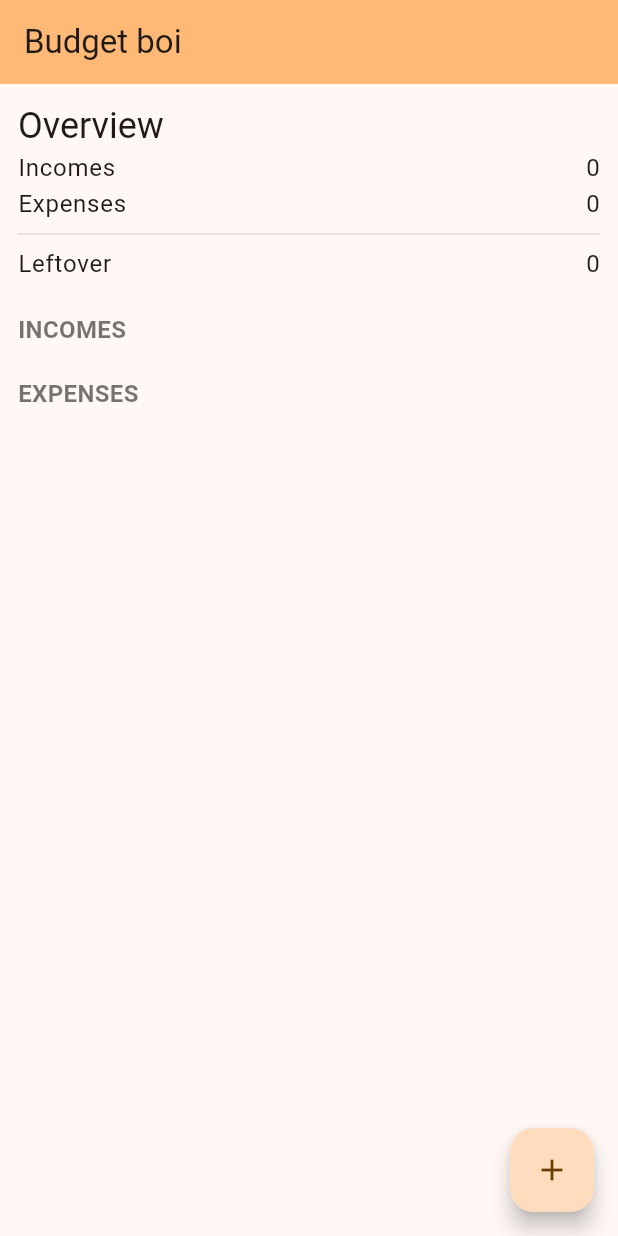
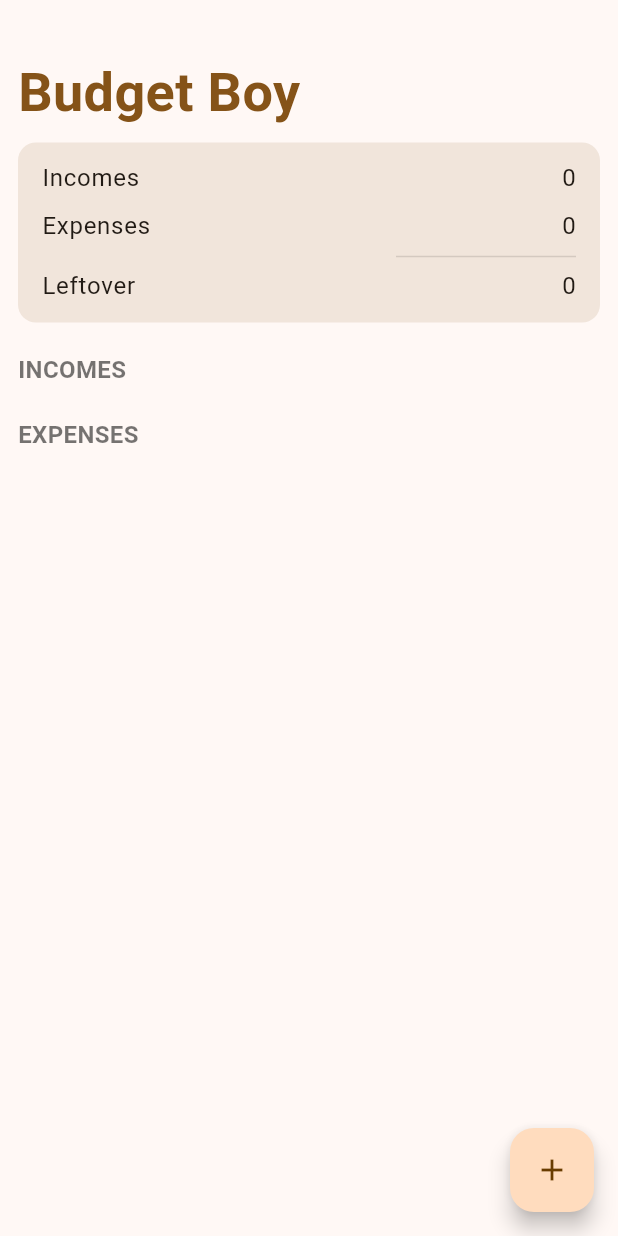
Before and after one commit to Piglettank/budgee, a Flutter app: the screen it shows after launch, on a phone screen of 412 x 824 dp. Run offline on Flutter 3.47's test engine with Material 3 defaults, Android fonts, the phone set to English and light mode, and no system bars; our stand-ins replace shared_preferences.

Commit message:
Start to updating ui

```diff
--- a/lib/views/home_view.dart
+++ b/lib/views/home_view.dart
@@ -27,24 +27,27 @@ class _HomeViewState extends State<HomeView> {
     state = provider.state;
 
     return Scaffold(
-      appBar: AppBar(
-        backgroundColor: Theme.of(context).colorScheme.inversePrimary,
-        title: Text('Budget boi'),
-      ),
       body: Stack(
         children: [
           GestureDetector(
             onTap: () => provider.clearSelection(),
             child: ListView(
-              padding: EdgeInsets.fromLTRB(12, 12, 12, 0),
               children: <Widget>[
-                ..._overview(),
+                _header(),
 
+                Padding(
+                  padding: EdgeInsets.symmetric(horizontal: 12),
+                  child: Column(
+                    crossAxisAlignment: CrossAxisAlignment.start,
+                    children: [
                       SizedBox(height: 20),
                       ..._incomes(),
 
                       SizedBox(height: 20),
                       ..._expenses(),
+                    ],
+                  ),
+                ),
               ],
             ),
           ),
@@ -136,42 +139,96 @@ class _HomeViewState extends State<HomeView> {
     );
   }
 
-  List<Widget> _overview() {
-    return [
-      Text('Overview', style: Theme.of(context).textTheme.headlineSmall),
+  Widget _header() {
+    return Container(
+      // decoration: BoxDecoration(
+      //   color: Theme.of(context).colorScheme.surfaceContainerLow,
+      // ),
+      padding: EdgeInsets.fromLTRB(12, 36, 12, 0),
 
+      child: Column(
+        crossAxisAlignment: CrossAxisAlignment.start,
+        children: [
+          Text(
+            'Budget Boy',
+            style: TextStyle(
+              color: Theme.of(context).primaryColor,
+              fontSize: 36,
+              fontWeight: FontWeight.bold,
+            ),
+          ),
+          SizedBox(height: 8),
+
+          _faintBox(
+            color: Theme.of(context).colorScheme.primary,
+            child: Column(
+              children: [
                 Row(
                   mainAxisAlignment: MainAxisAlignment.spaceBetween,
                   children: [
-          Text('Incomes', style: Theme.of(context).textTheme.bodyLarge),
+                    Text(
+                      'Incomes',
+                      style: Theme.of(context).textTheme.bodyLarge,
+                    ),
                     Text(
                       incomes.totalAmount().roundedString(),
                       style: Theme.of(context).textTheme.bodyLarge,
                     ),
                   ],
                 ),
+
+                SizedBox(height: 8),
                 Row(
                   mainAxisAlignment: MainAxisAlignment.spaceBetween,
                   children: [
-          Text('Expenses', style: Theme.of(context).textTheme.bodyLarge),
+                    Text(
+                      'Expenses',
+                      style: Theme.of(context).textTheme.bodyLarge,
+                    ),
                     Text(
                       expenses.totalAmount().roundedString(),
                       style: Theme.of(context).textTheme.bodyLarge,
                     ),
                   ],
                 ),
-      Divider(color: Colors.black12),
+                Align(
+                  alignment: Alignment.centerRight,
+                  child: SizedBox(
+                    width: 120,
+                    child: Divider(color: Colors.black12),
+                  ),
+                ),
                 Row(
                   mainAxisAlignment: MainAxisAlignment.spaceBetween,
                   children: [
-          Text('Leftover', style: Theme.of(context).textTheme.bodyLarge),
+                    Text(
+                      'Leftover',
+                      style: Theme.of(context).textTheme.bodyLarge,
+                    ),
                     Text(
                       items.totalAmount().roundedString(),
                       style: Theme.of(context).textTheme.bodyLarge,
                     ),
                   ],
                 ),
-    ];
+              ],
+            ),
+          ),
+        ],
+      ),
+    );
+  }
+
+  Widget _faintBox({required Color color, required Widget child}) {
+    return Container(
+      decoration: BoxDecoration(
+        color: color.withAlpha(30),
+        borderRadius: BorderRadius.circular(12),
+      ),
+      padding: EdgeInsets.symmetric(vertical: 12, horizontal: 16),
+
+      child: child,
+    );
   }
 
   List<Widget> _expenses() {
```
Lines whose indentation alone changed are shown as unchanged.
